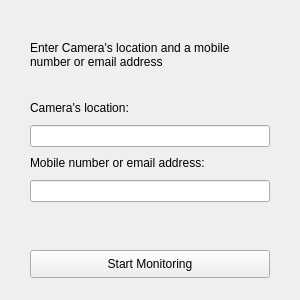
Old version of the form client/UI/settings_window.ui in the repository rohit220604/Surveilix.
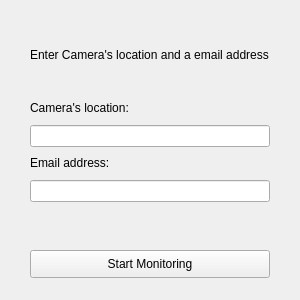
New version of the form.

```diff
--- a/client/UI/settings_window.ui
+++ b/client/UI/settings_window.ui
@@ -36,7 +36,7 @@
      </rect>
     </property>
     <property name="text">
-     <string>Enter Camera's location and a mobile number or email address</string>
+     <string>Enter Camera's location and a email address</string>
     </property>
     <property name="wordWrap">
      <bool>true</bool>
@@ -65,7 +65,7 @@
      </rect>
     </property>
     <property name="text">
-     <string>Mobile number or email address:</string>
+     <string>Email address:</string>
     </property>
    </widget>
    <widget class="QPushButton" name="pushButton">
```
